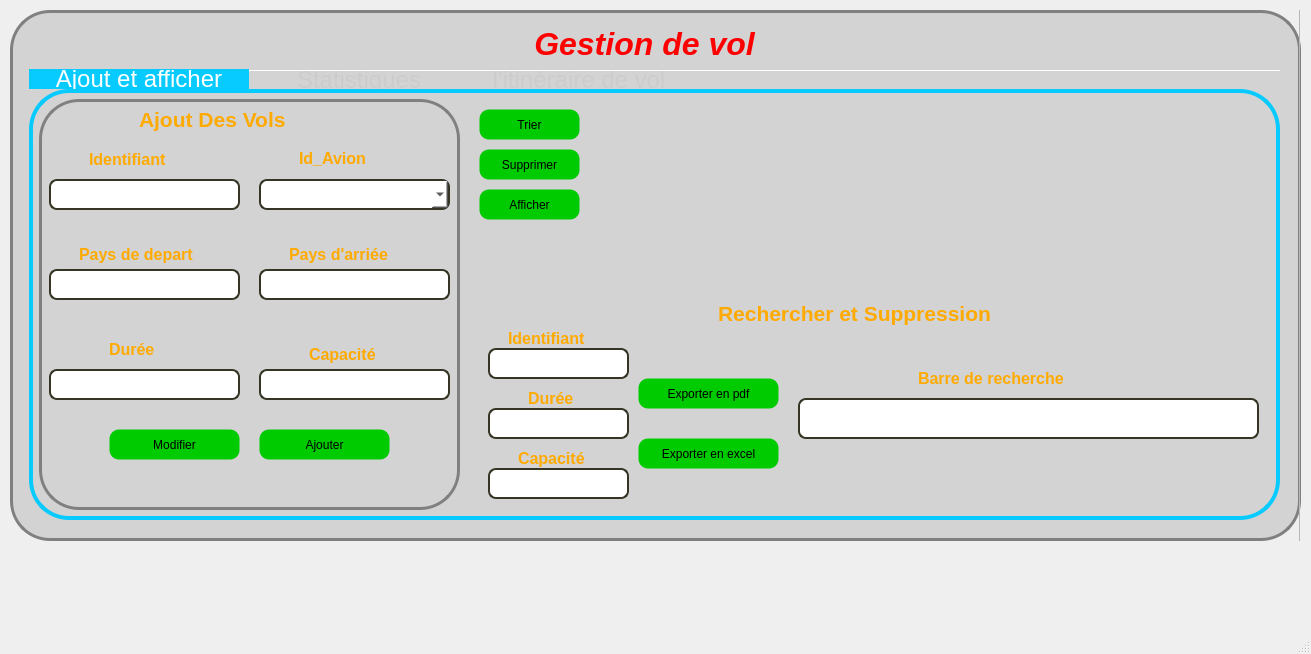
Above: SmartSky/mainwindow.ui from LordNull3/Project_CPP before the change. Below: the same form after it.
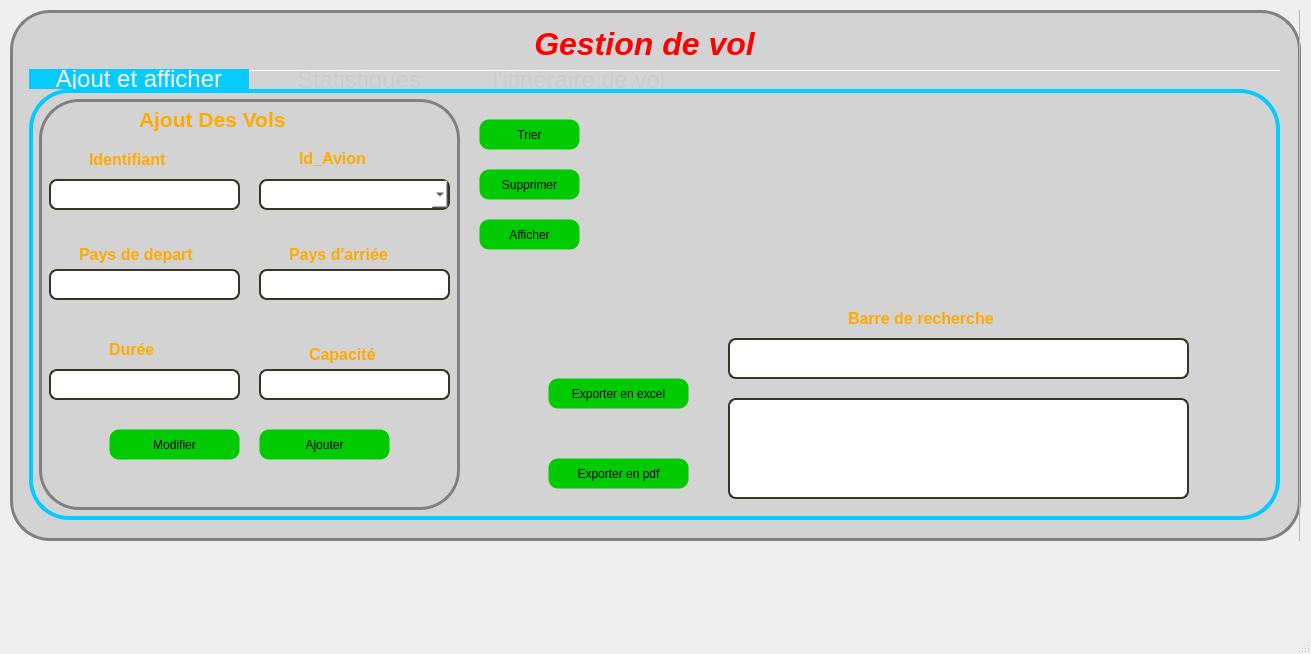
That is the form after the change. Icons and pictures are not drawn.

Diff of the .ui file:
```diff
--- a/SmartSky/mainwindow.ui
+++ b/SmartSky/mainwindow.ui
@@ -580,53 +580,11 @@
          <property name="frameShadow">
           <enum>QFrame::Raised</enum>
          </property>
-         <widget class="QLabel" name="label_7">
-          <property name="geometry">
-           <rect>
-            <x>250</x>
-            <y>0</y>
-            <width>391</width>
-            <height>31</height>
-           </rect>
-          </property>
-          <property name="text">
-           <string>&lt;html&gt;&lt;head/&gt;&lt;body&gt;&lt;p&gt;&lt;span style=&quot; font-size:16pt; font-weight:600; color:#ffaa00;&quot;&gt;Rechercher et Suppression&lt;/span&gt;&lt;/p&gt;&lt;/body&gt;&lt;/html&gt;</string>
-          </property>
-         </widget>
-         <widget class="QLineEdit" name="Del_line">
-          <property name="geometry">
-           <rect>
-            <x>20</x>
-            <y>50</y>
-            <width>141</width>
-            <height>31</height>
-           </rect>
-          </property>
-          <property name="styleSheet">
-           <string notr="true">border : 2px solid #363525;
-border-style: solid;
-border-radius: 8px;
-background-color:white;</string>
-          </property>
-         </widget>
-         <widget class="QLabel" name="label_10">
-          <property name="geometry">
-           <rect>
-            <x>40</x>
-            <y>20</y>
-            <width>111</width>
-            <height>41</height>
-           </rect>
-          </property>
-          <property name="text">
-           <string>&lt;html&gt;&lt;head/&gt;&lt;body&gt;&lt;p&gt;&lt;span style=&quot; font-size:12pt; font-weight:600; color:#ffaa00;&quot;&gt;Identifiant&lt;/span&gt;&lt;/p&gt;&lt;/body&gt;&lt;/html&gt;</string>
-          </property>
-         </widget>
          <widget class="QPushButton" name="Pdf_Ex">
           <property name="geometry">
            <rect>
-            <x>170</x>
-            <y>80</y>
+            <x>80</x>
+            <y>160</y>
             <width>141</width>
             <height>31</height>
            </rect>
@@ -659,8 +617,8 @@
          <widget class="QPushButton" name="Excel_EX">
           <property name="geometry">
            <rect>
-            <x>170</x>
-            <y>140</y>
+            <x>80</x>
+            <y>80</y>
             <width>141</width>
             <height>31</height>
            </rect>
@@ -690,69 +648,11 @@
            <string>Exporter en excel</string>
           </property>
          </widget>
-         <widget class="QLineEdit" name="Del_line_2">
-          <property name="geometry">
-           <rect>
-            <x>20</x>
-            <y>170</y>
-            <width>141</width>
-            <height>31</height>
-           </rect>
-          </property>
-          <property name="styleSheet">
-           <string notr="true">border : 2px solid #363525;
-border-style: solid;
-border-radius: 8px;
-background-color:white;</string>
-          </property>
-         </widget>
-         <widget class="QLineEdit" name="Del_line_3">
-          <property name="geometry">
-           <rect>
-            <x>20</x>
-            <y>110</y>
-            <width>141</width>
-            <height>31</height>
-           </rect>
-          </property>
-          <property name="styleSheet">
-           <string notr="true">border : 2px solid #363525;
-border-style: solid;
-border-radius: 8px;
-background-color:white;</string>
-          </property>
-         </widget>
-         <widget class="QLabel" name="label_13">
-          <property name="geometry">
-           <rect>
-            <x>60</x>
-            <y>80</y>
-            <width>111</width>
-            <height>41</height>
-           </rect>
-          </property>
-          <property name="text">
-           <string>&lt;html&gt;&lt;head/&gt;&lt;body&gt;&lt;p&gt;&lt;span style=&quot; font-size:12pt; font-weight:600; color:#ffaa00;&quot;&gt;Durée&lt;/span&gt;&lt;/p&gt;&lt;/body&gt;&lt;/html&gt;</string>
-          </property>
-         </widget>
-         <widget class="QLabel" name="label_14">
-          <property name="geometry">
-           <rect>
-            <x>50</x>
-            <y>140</y>
-            <width>111</width>
-            <height>41</height>
-           </rect>
-          </property>
-          <property name="text">
-           <string>&lt;html&gt;&lt;head/&gt;&lt;body&gt;&lt;p&gt;&lt;span style=&quot; font-size:12pt; font-weight:600; color:#ffaa00;&quot;&gt;Capacité&lt;/span&gt;&lt;/p&gt;&lt;/body&gt;&lt;/html&gt;</string>
-          </property>
-         </widget>
          <widget class="QLineEdit" name="lineEdit">
           <property name="geometry">
            <rect>
-            <x>330</x>
-            <y>100</y>
+            <x>260</x>
+            <y>40</y>
             <width>461</width>
             <height>41</height>
            </rect>
@@ -767,8 +667,8 @@
          <widget class="QLabel" name="label_15">
           <property name="geometry">
            <rect>
-            <x>450</x>
-            <y>60</y>
+            <x>380</x>
+            <y>0</y>
             <width>201</width>
             <height>41</height>
            </rect>
@@ -777,12 +677,31 @@
            <string>&lt;html&gt;&lt;head/&gt;&lt;body&gt;&lt;p&gt;&lt;span style=&quot; font-size:12pt; font-weight:600; color:#ffaa00;&quot;&gt;Barre de recherche&lt;/span&gt;&lt;/p&gt;&lt;/body&gt;&lt;/html&gt;</string>
           </property>
          </widget>
+         <widget class="QTextEdit" name="PdfLine">
+          <property name="geometry">
+           <rect>
+            <x>260</x>
+            <y>100</y>
+            <width>461</width>
+            <height>101</height>
+           </rect>
+          </property>
+          <property name="styleSheet">
+           <string notr="true">border : 2px solid #363525;
+border-style: solid;
+border-radius: 8px;
+background-color : white;</string>
+          </property>
+         </widget>
         </widget>
         <widget class="QLabel" name="label_11">
+         <property name="enabled">
+          <bool>true</bool>
+         </property>
          <property name="geometry">
           <rect>
            <x>440</x>
-           <y>130</y>
+           <y>160</y>
            <width>131</width>
            <height>121</height>
           </rect>
@@ -801,7 +720,7 @@
          <property name="geometry">
           <rect>
            <x>450</x>
-           <y>20</y>
+           <y>30</y>
            <width>101</width>
            <height>31</height>
           </rect>
@@ -846,7 +765,7 @@
          <property name="geometry">
           <rect>
            <x>450</x>
-           <y>60</y>
+           <y>80</y>
            <width>101</width>
            <height>31</height>
           </rect>
@@ -880,7 +799,7 @@
          <property name="geometry">
           <rect>
            <x>450</x>
-           <y>100</y>
+           <y>130</y>
            <width>101</width>
            <height>31</height>
           </rect>
```
